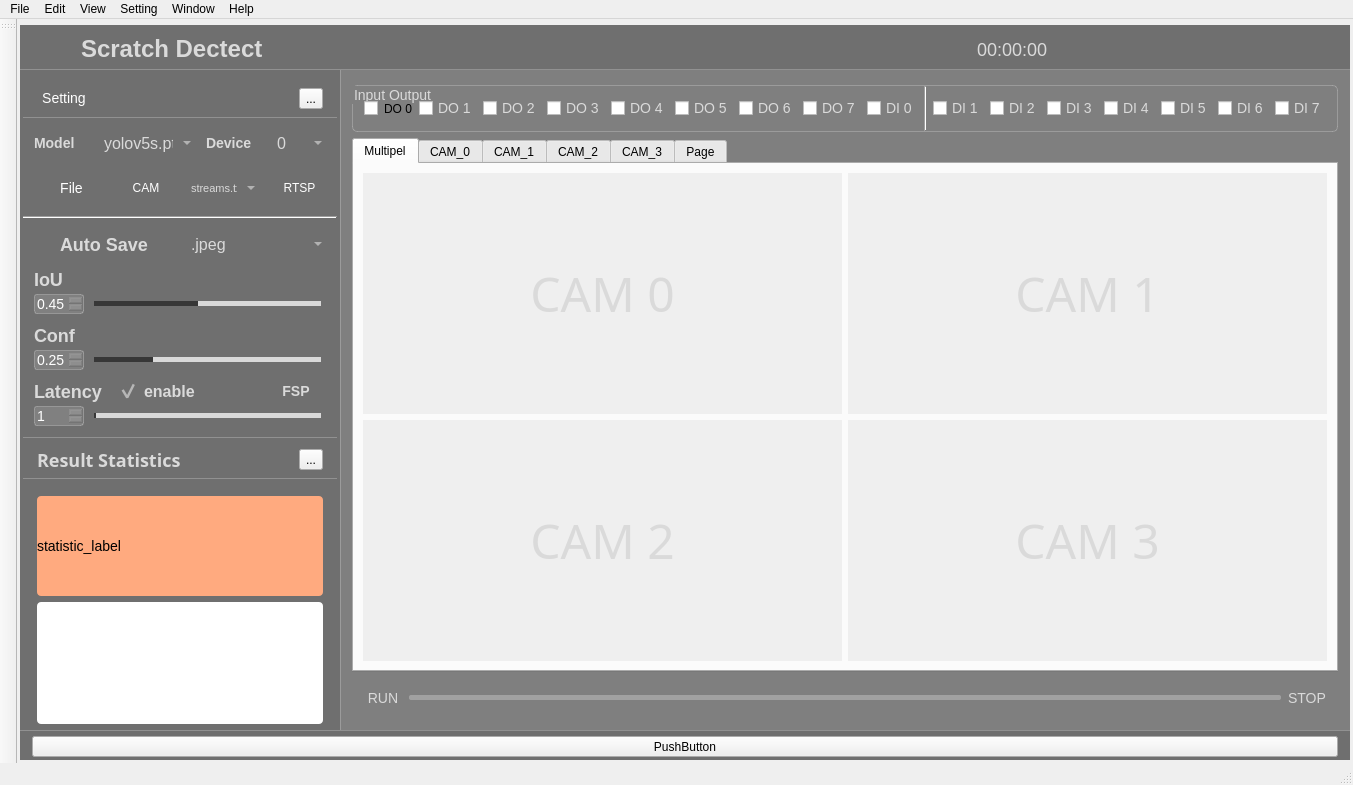
bigcheng123/Scratches-detected, file ui_files/main_win.ui: the form before one commit.
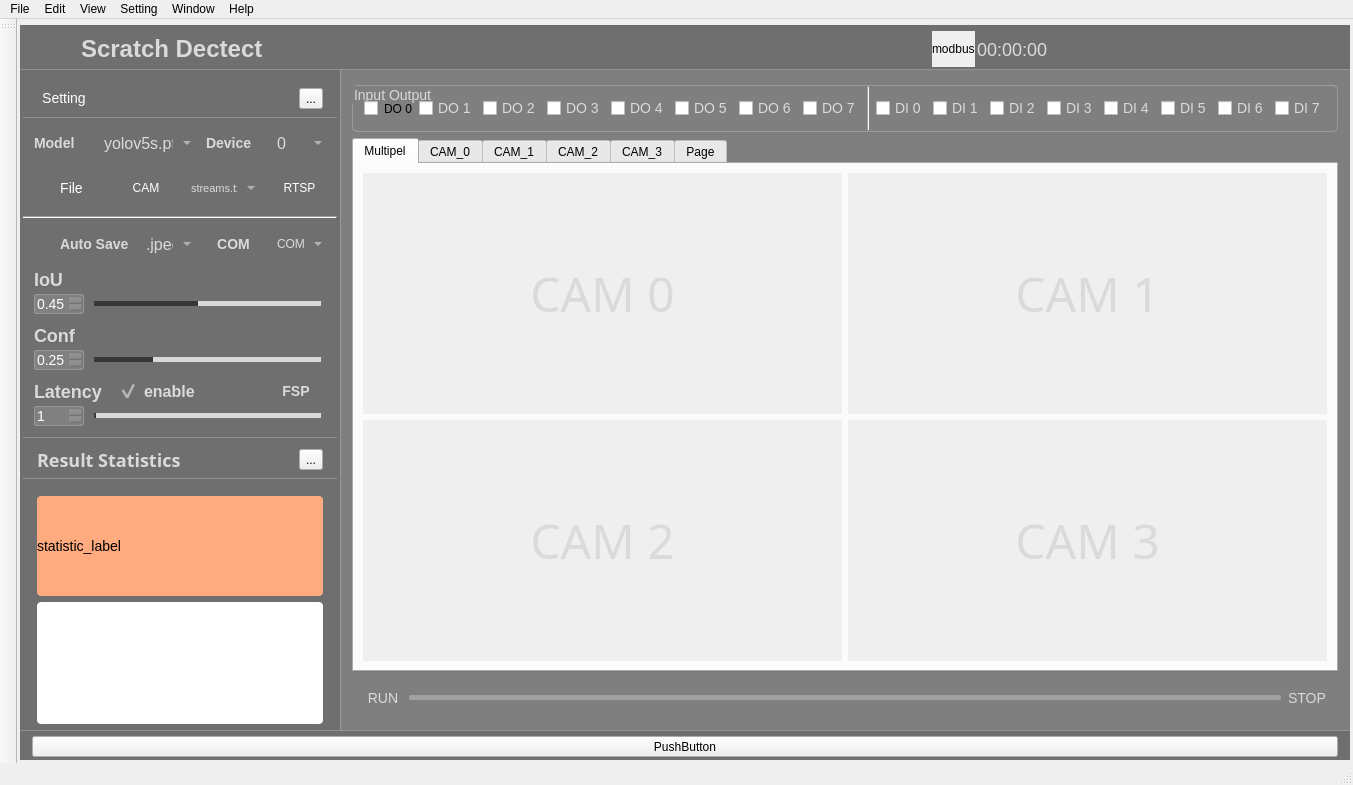
The form after the commit. Icons and pictures are not drawn. Custom widgets are drawn as their Qt base class.

Commit message: fix modbus  connection 20230908

The edit to the form file:
```diff
--- a/ui_files/main_win.ui
+++ b/ui_files/main_win.ui
@@ -6,7 +6,7 @@
    <rect>
     <x>0</x>
     <y>0</y>
-    <width>1260</width>
+    <width>1301</width>
     <height>785</height>
    </rect>
   </property>
@@ -229,6 +229,16 @@
             </property>
            </spacer>
           </item>
+          <item>
+           <widget class="QLabel" name="label_modbus">
+            <property name="autoFillBackground">
+             <bool>true</bool>
+            </property>
+            <property name="text">
+             <string>modbus</string>
+            </property>
+           </widget>
+          </item>
           <item>
            <widget class="QTimeEdit" name="timeEdit">
             <property name="minimumSize">
@@ -1204,7 +1214,7 @@
              </widget>
             </item>
             <item>
-             <layout class="QHBoxLayout" name="horizontalLayout_15" stretch="0,0">
+             <layout class="QHBoxLayout" name="horizontalLayout_15" stretch="0,0,0,0">
               <property name="leftMargin">
                <number>11</number>
               </property>
@@ -1222,7 +1232,7 @@
                 <property name="styleSheet">
                  <string notr="true">
 QCheckBox
-{font-size: 18px;
+{font-size: 14px;
 	font-family: &quot;Microsoft YaHei&quot;;
 	font-weight: bold;
  		border-radius:9px;
@@ -1302,6 +1312,126 @@
                 </item>
                </widget>
               </item>
+              <item>
+               <widget class="QLabel" name="label_6">
+                <property name="minimumSize">
+                 <size>
+                  <width>0</width>
+                  <height>28</height>
+                 </size>
+                </property>
+                <property name="maximumSize">
+                 <size>
+                  <width>80</width>
+                  <height>16777215</height>
+                 </size>
+                </property>
+                <property name="styleSheet">
+                 <string notr="true">QLabel
+{
+	font-size: 14px;
+	font-family: &quot;Microsoft YaHei&quot;;
+	font-weight: bold;
+ 		border-radius:9px;
+		background:rgba(66, 195, 255, 0);
+color: rgb(218, 218, 218);
+}
+</string>
+                </property>
+                <property name="text">
+                 <string>COM</string>
+                </property>
+                <property name="alignment">
+                 <set>Qt::AlignCenter</set>
+                </property>
+               </widget>
+              </item>
+              <item>
+               <widget class="QComboBox" name="comboBox_port">
+                <property name="minimumSize">
+                 <size>
+                  <width>0</width>
+                  <height>28</height>
+                 </size>
+                </property>
+                <property name="styleSheet">
+                 <string notr="true">QComboBox QAbstractItemView {
+font-family: &quot;Microsoft YaHei&quot;;
+font-size: 12px;
+background:rgba(200, 200, 200,150);
+selection-background-color: rgba(200, 200, 200,50);
+color: rgb(218, 218, 218);
+outline:none;
+border:none;}
+QComboBox{
+font-family: &quot;Microsoft YaHei&quot;;
+font-size: 12px;
+color: rgb(218, 218, 218);
+border-width:0px;
+border-color:white;
+border-style:solid;
+background-color: rgba(200, 200, 200,0);}
+
+QComboBox::drop-down {
+margin-top:8;
+height:20;
+background:rgba(255,255,255,0);
+border-image: url(:/icon/ui_files/icon/options.png);
+}
+</string>
+                </property>
+                <item>
+                 <property name="text">
+                  <string>COM0</string>
+                 </property>
+                </item>
+                <item>
+                 <property name="text">
+                  <string>COM1</string>
+                 </property>
+                </item>
+                <item>
+                 <property name="text">
+                  <string>COM2</string>
+                 </property>
+                </item>
+                <item>
+                 <property name="text">
+                  <string>COM3</string>
+                 </property>
+                </item>
+                <item>
+                 <property name="text">
+                  <string>COM4</string>
+                 </property>
+                </item>
+                <item>
+                 <property name="text">
+                  <string>COM5</string>
+                 </property>
+                </item>
+                <item>
+                 <property name="text">
+                  <string>COM6</string>
+                 </property>
+                </item>
+                <item>
+                 <property name="text">
+                  <string>COM7</string>
+                 </property>
+                </item>
+                <item>
+                 <property name="text">
+                  <string>COM8</string>
+                 </property>
+                </item>
+                <item>
+                 <property name="text">
+                  <string>COM9</string>
+                 </property>
+                </item>
+               </widget>
+              </item>
              </layout>
             </item>
             <item>
@@ -2165,17 +2295,6 @@
                  </property>
                 </widget>
                </item>
-               <item>
-                <widget class="QCheckBox" name="checkBox_10">
-                 <property name="styleSheet">
-                  <string notr="true">color: rgb(218, 218, 218);
-font-size: 14px;</string>
-                 </property>
-                 <property name="text">
-                  <string>DI 0</string>
-                 </property>
-                </widget>
-               </item>
                <item>
                 <widget class="Line" name="line_2">
                  <property name="orientation">
@@ -2196,6 +2315,17 @@
                  </property>
                 </spacer>
                </item>
+               <item>
+                <widget class="QCheckBox" name="checkBox_10">
+                 <property name="styleSheet">
+                  <string notr="true">color: rgb(218, 218, 218);
+font-size: 14px;</string>
+                 </property>
+                 <property name="text">
+                  <string>DI 0</string>
+                 </property>
+                </widget>
+               </item>
                <item>
                 <widget class="QCheckBox" name="checkBox_11">
                  <property name="styleSheet">
```
Left out of the diff: 92 changed lines with no effect on the pictures. The commit also changes 3 other files.
